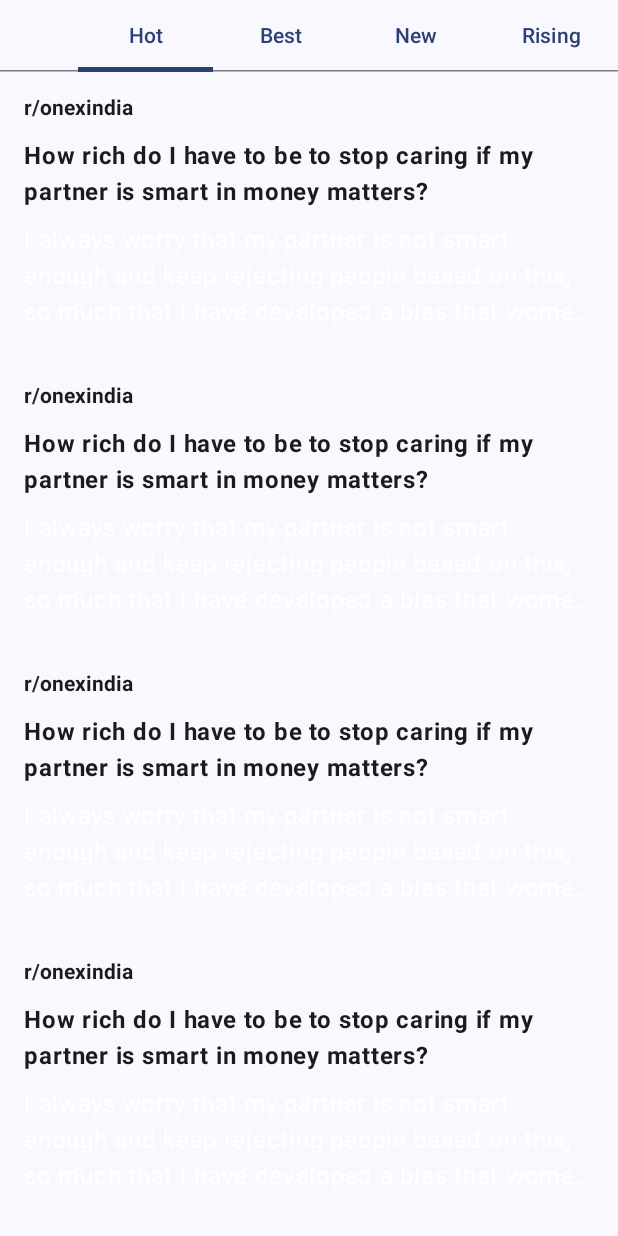
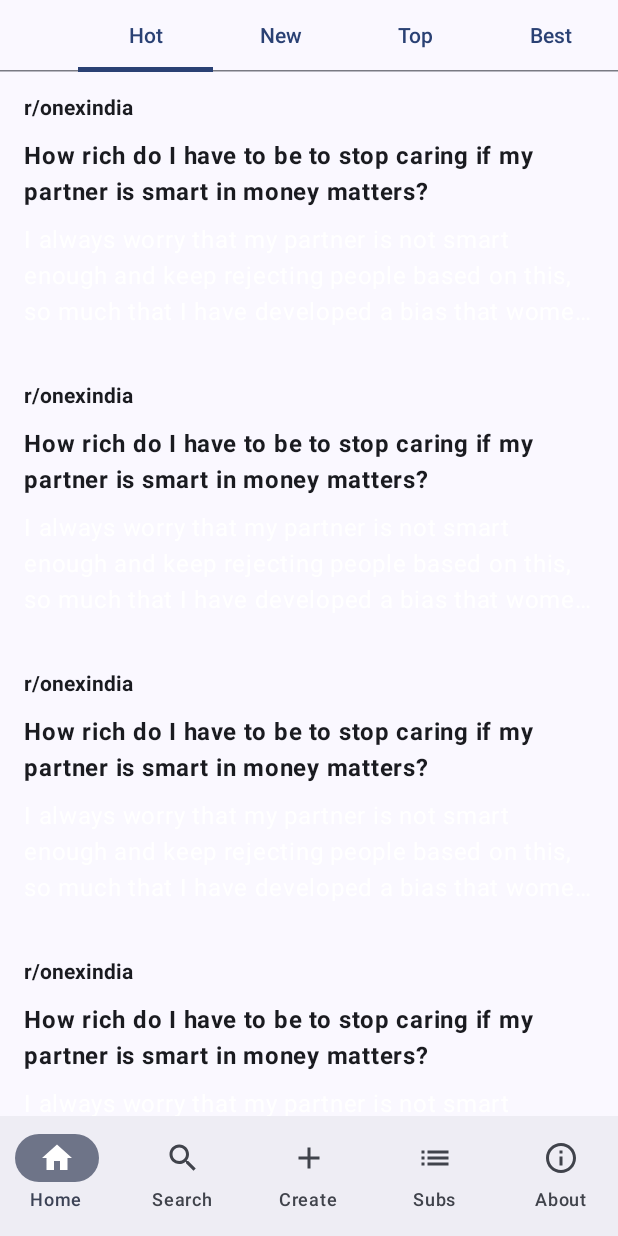
Before and after one commit to sahianmol1/Bronco-for-Reddit, an Android app built with Jetpack Compose: the screen it shows after launch (MainActivity), on a phone screen of 412 x 824 dp. Run offline under Robolectric (Android 15) with nearby library versions, the phone set to English and light mode, and no system bars.

Commit message:
add Bottom Nav bar

```diff
--- a/app/src/main/java/com/bestway/broncoforreddit/MainActivity.kt
+++ b/app/src/main/java/com/bestway/broncoforreddit/MainActivity.kt
@@ -9,11 +9,28 @@ import androidx.compose.foundation.layout.Arrangement
 import androidx.compose.foundation.layout.Column
 import androidx.compose.foundation.layout.fillMaxSize
 import androidx.compose.foundation.layout.navigationBarsPadding
+import androidx.compose.foundation.layout.padding
 import androidx.compose.foundation.layout.statusBarsPadding
 import androidx.compose.foundation.lazy.LazyColumn
 import androidx.compose.foundation.pager.HorizontalPager
 import androidx.compose.foundation.pager.rememberPagerState
+import androidx.compose.material.icons.Icons
+import androidx.compose.material.icons.filled.Add
+import androidx.compose.material.icons.filled.Home
+import androidx.compose.material.icons.filled.Info
+import androidx.compose.material.icons.filled.List
+import androidx.compose.material.icons.filled.Search
+import androidx.compose.material.icons.outlined.Add
+import androidx.compose.material.icons.outlined.Home
+import androidx.compose.material.icons.outlined.Info
+import androidx.compose.material.icons.outlined.List
+import androidx.compose.material.icons.outlined.Search
+import androidx.compose.material3.ExperimentalMaterial3Api
+import androidx.compose.material3.Icon
 import androidx.compose.material3.MaterialTheme
+import androidx.compose.material3.NavigationBar
+import androidx.compose.material3.NavigationBarItem
+import androidx.compose.material3.Scaffold
 import androidx.compose.material3.ScrollableTabRow
 import androidx.compose.material3.Surface
 import androidx.compose.material3.Tab
@@ -23,15 +40,17 @@ import androidx.compose.runtime.mutableStateOf
 import androidx.compose.runtime.remember
 import androidx.compose.runtime.rememberCoroutineScope
 import androidx.compose.runtime.saveable.rememberSaveable
+import androidx.compose.runtime.setValue
 import androidx.compose.ui.Alignment
 import androidx.compose.ui.Modifier
 import com.bestway.broncoforreddit.components.PostWidget
 import com.bestway.broncoforreddit.data.mock.listOfMockedPosts
+import com.bestway.broncoforreddit.ui.model.BottomNav
 import com.bestway.broncoforreddit.ui.theme.BroncoForRedditTheme
 import kotlinx.coroutines.launch
 
 class MainActivity : ComponentActivity() {
-    @OptIn(ExperimentalFoundationApi::class)
+    @OptIn(ExperimentalFoundationApi::class, ExperimentalMaterial3Api::class)
     override fun onCreate(savedInstanceState: Bundle?) {
         enableEdgeToEdge()
         super.onCreate(savedInstanceState)
@@ -46,14 +65,48 @@ class MainActivity : ComponentActivity() {
                 mutableStateOf(
                     listOf(
                         "Hot",
+                        "New",
+                        "Top",
                         "Best",
-                        "New",
                         "Rising",
-                        "Controversial",
-                        "Top"
+                        "Controversial"
                     )
                 )
             }
+
+            val bottomNavs by remember {
+                mutableStateOf(
+                    listOf(
+                        BottomNav(
+                            title = "Home",
+                            selectedIcon = Icons.Filled.Home,
+                            unselectedIcon = Icons.Outlined.Home
+                        ),
+                        BottomNav(
+                            title = "Search",
+                            selectedIcon = Icons.Filled.Search,
+                            unselectedIcon = Icons.Outlined.Search
+                        ),
+                        BottomNav(
+                            title = "Create",
+                            selectedIcon = Icons.Filled.Add,
+                            unselectedIcon = Icons.Outlined.Add
+                        ),
+                        BottomNav(
+                            title = "Subs",
+                            selectedIcon = Icons.Filled.List,
+                            unselectedIcon = Icons.Outlined.List
+                        ),
+                        BottomNav(
+                            title = "About",
+                            selectedIcon = Icons.Filled.Info,
+                            unselectedIcon = Icons.Outlined.Info
+                        ),
+                    )
+                )
+            }
+
+            var selectedBottomNavIndex by rememberSaveable { mutableStateOf(0) }
 
             BroncoForRedditTheme {
                 // A surface container using the 'background' color from the theme
@@ -61,10 +114,39 @@ class MainActivity : ComponentActivity() {
                     modifier = Modifier.fillMaxSize(),
                     color = MaterialTheme.colorScheme.background
                 ) {
+                    Scaffold(
+                        bottomBar = {
+                            NavigationBar {
+                                bottomNavs.forEachIndexed { index, bottomNav ->
+                                    NavigationBarItem(
+                                        selected = selectedBottomNavIndex == index,
+                                        onClick = {
+                                            selectedBottomNavIndex = index
+                                        },
+                                        icon = {
+                                            Icon(
+                                                imageVector = if (selectedBottomNavIndex == index) {
+                                                    bottomNav.selectedIcon
+                                                } else {
+                                                    bottomNav.unselectedIcon
+                                                },
+                                                contentDescription = "Bottom Bar: ${bottomNav.title}"
+                                            )
+
+                                        },
+                                        label = {
+                                            Text(text = bottomNav.title)
+                                        }
+                                    )
+                                }
+                            }
+                        }
+                    ) {
                         Column(
                             modifier = Modifier
                                 .fillMaxSize()
                                 .statusBarsPadding()
+                                .padding(it)
                         ) {
                             ScrollableTabRow(
                                 selectedTabIndex = pagerState.currentPage
@@ -122,3 +204,4 @@ class MainActivity : ComponentActivity() {
             }
         }
     }
+}
--- /dev/null
+++ b/app/src/main/java/com/bestway/broncoforreddit/ui/model/BottomNav.kt
@@ -0,0 +1,9 @@
+package com.bestway.broncoforreddit.ui.model
+
+import androidx.compose.ui.graphics.vector.ImageVector
+
+data class BottomNav(
+    val title: String,
+    val selectedIcon: ImageVector,
+    val unselectedIcon: ImageVector
+)
```
Also changed, not shown: 1 other file. Lines whose indentation alone changed are shown as unchanged.
